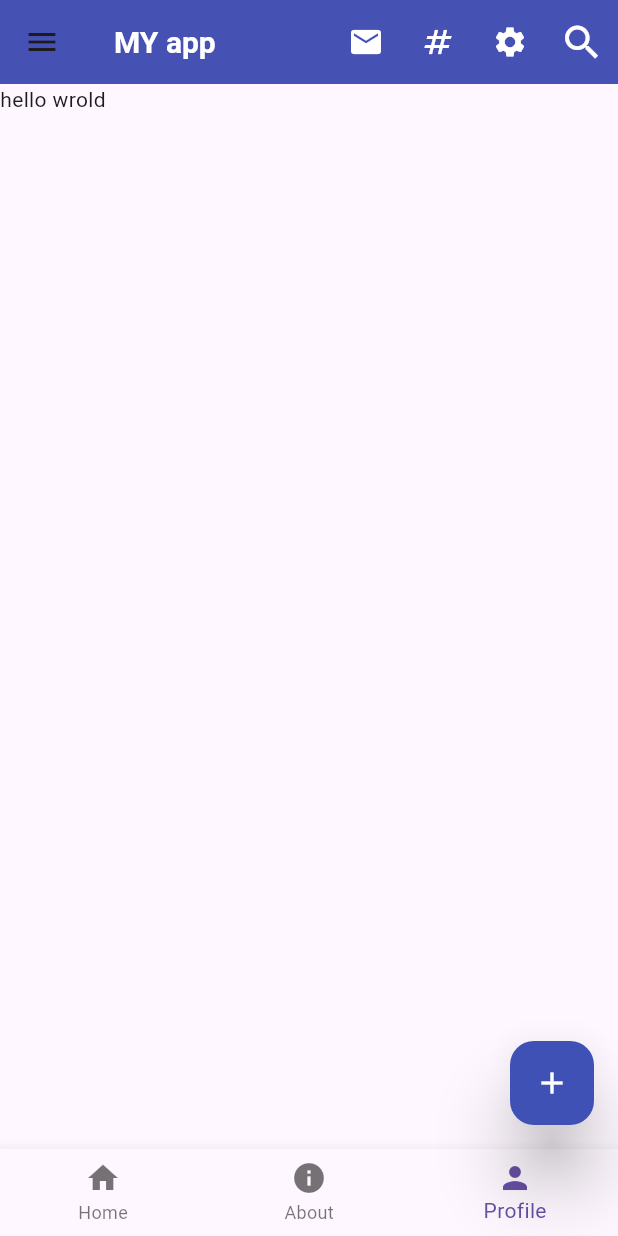
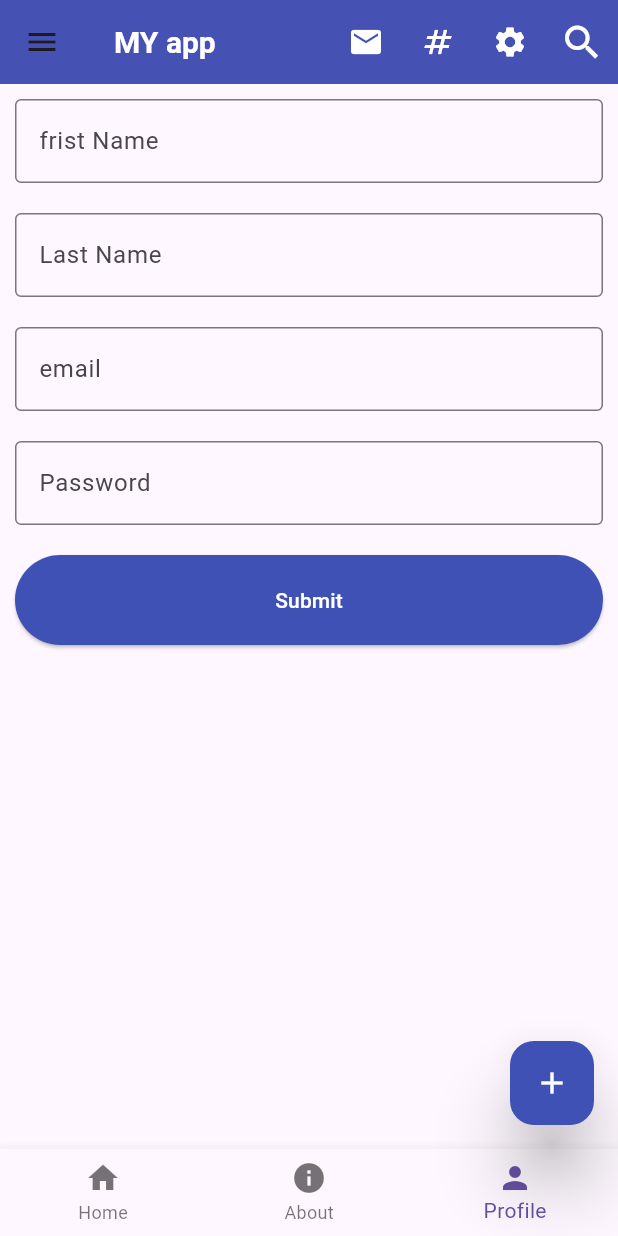
Before and after one commit to jsjunayet/Flutter_Practice_project, a Flutter app: the screen it shows after launch, on a phone screen of 412 x 824 dp. Run offline on Flutter 3.47's test engine with Material 3 defaults, Android fonts, the phone set to English and light mode, and no system bars.

Commit message:
update code

```diff
--- a/lib/main.dart
+++ b/lib/main.dart
@@ -28,6 +28,11 @@ class HomeActivity extends StatelessWidget{
 
   @override
   Widget build(BuildContext context) {
+    ButtonStyle buttonStyle = ElevatedButton.styleFrom(
+      minimumSize: Size(double.infinity, 60),
+      backgroundColor: Colors.indigo,
+      foregroundColor: Colors.white,
+    );
    return Scaffold(
      appBar: AppBar(title: Text("MY app", style: TextStyle(
        color: Colors.white, // Text color set to white
@@ -115,7 +120,15 @@ class HomeActivity extends StatelessWidget{
        ),
 
      ),
-     body: Text("hello wrold"),
+     body: Column(
+       children: [
+         Padding(padding: EdgeInsets.all(10), child:TextField(decoration: InputDecoration(border: OutlineInputBorder(), labelText:"frist Name"),)),
+         Padding(padding: EdgeInsets.all(10), child:TextField(decoration: InputDecoration(border: OutlineInputBorder(), labelText:"Last Name"),)),
+         Padding(padding: EdgeInsets.all(10), child:TextField(decoration: InputDecoration(border: OutlineInputBorder(), labelText:"email"),)),
+         Padding(padding: EdgeInsets.all(10), child:TextField(decoration: InputDecoration(border: OutlineInputBorder(), labelText:"Password"),)),
+         Padding(padding: EdgeInsets.all(10), child:ElevatedButton(onPressed: (){}, child: Text("Submit"), style: buttonStyle,))
+       ],
+     )
    );
   }
 
```
